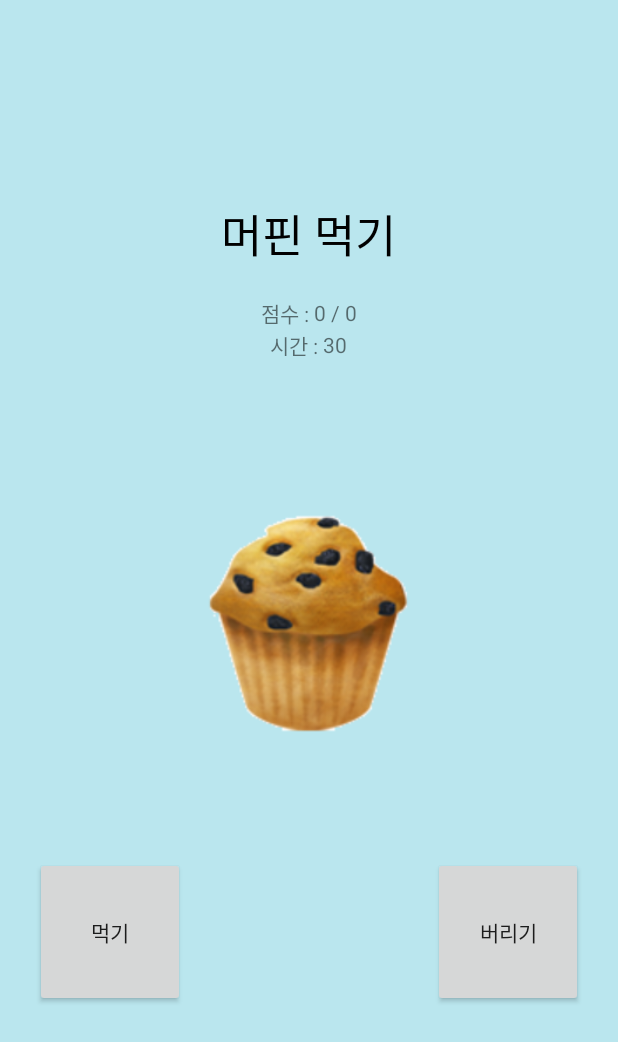
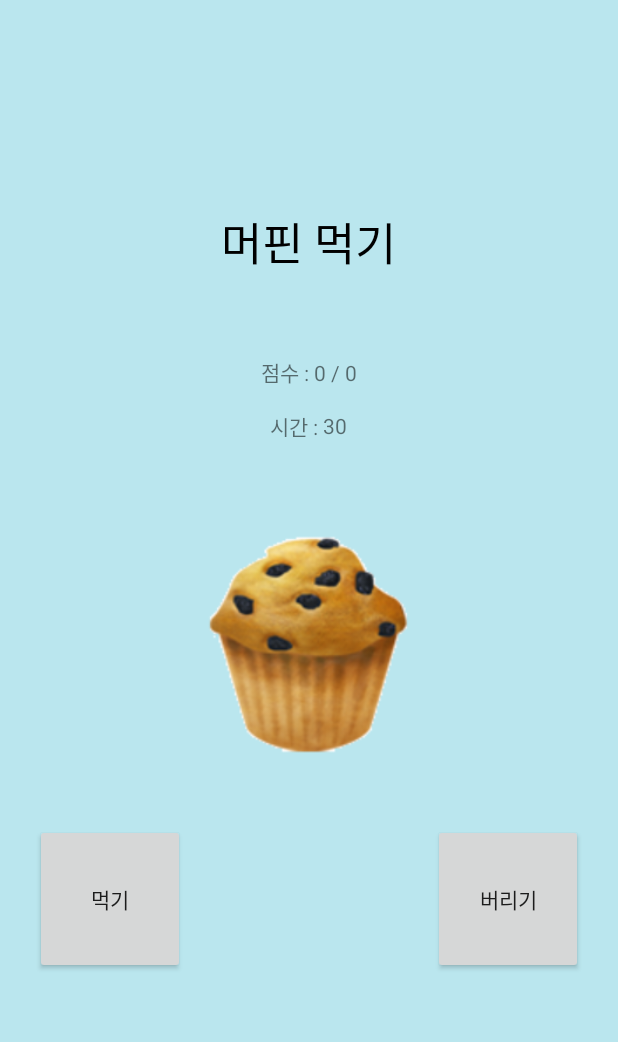
Before and after one commit to JuHyeon-Lee/MiniGame, an Android app: the Muffin screen opened directly, with no data from a screen before it, on a phone screen of 412 x 824 dp. Shown: the top 1042 px of the screen. Run offline under Robolectric (Android 15) with nearby library versions, the phone set to English and light mode, and no system bars; 1 statement that could not run was skipped.

Commit message:
Complete Dudogi_anim

```diff
--- /dev/null
+++ b/app/src/main/res/anim/disappear.xml
@@ -0,0 +1,15 @@
+<?xml version="1.0" encoding="utf-8"?>
+<set xmlns:android="http://schemas.android.com/apk/res/android"
+    android:fillEnabled="true"
+    android:fillAfter="true" >
+
+    <scale
+        android:fromXScale="2.0"
+        android:toXScale="0.0"
+        android:fromYScale="2.0"
+        android:toYScale="0.0"
+        android:pivotX="50%"
+        android:pivotY="50%"
+        android:duration="1000"/>
+
+</set>
--- /dev/null
+++ b/app/src/main/res/anim/size_down.xml
@@ -0,0 +1,15 @@
+<?xml version="1.0" encoding="utf-8"?>
+<set xmlns:android="http://schemas.android.com/apk/res/android"
+    android:fillEnabled="true"
+    android:fillAfter="true" >
+
+    <scale
+        android:fromXScale="2.5"
+        android:toXScale="1.0"
+        android:fromYScale="2.5"
+        android:toYScale="1.0"
+        android:pivotX="50%"
+        android:pivotY="50%"
+        android:duration="100"/>
+
+</set>
--- a/app/src/main/res/layout/layout_games.xml
+++ b/app/src/main/res/layout/layout_games.xml
@@ -11,7 +11,7 @@
         android:layout_width="match_parent"
         android:layout_height="wrap_content"
         app:srcCompat="@drawable/gameselect"
-        android:id="@+id/imageView" />
+        android:id="@+id/icon_select" />
 
     <GridLayout
         android:layout_width="wrap_content"
--- a/app/src/main/res/layout/layout_muffin.xml
+++ b/app/src/main/res/layout/layout_muffin.xml
@@ -12,6 +12,7 @@
         android:layout_height="wrap_content"
         android:textColor="#000000"
         android:textSize="30sp"
+        android:layout_marginBottom="20dp"
         android:id="@+id/title_muffin" />
 
     <TableLayout
@@ -26,10 +27,10 @@
             <TextView
                 android:text="플레이어"
                 android:layout_width="wrap_content"
-                android:layout_height="wrap_content"
                 android:id="@+id/name_muffin"
                 android:layout_span="20"
-                android:gravity="center"/>
+                android:gravity="center"
+                android:layout_height="wrap_content" />
         </TableRow>
 
         <TableRow
@@ -40,8 +41,9 @@
             <TextView
                 android:text="점수 : "
                 android:layout_width="wrap_content"
-                android:layout_height="wrap_content"
-                android:id="@+id/textView12" />
+                android:gravity="center"
+                android:id="@+id/textView12"
+                android:layout_height="50dp" />
 
             <TextView
                 android:text="0"
@@ -86,8 +88,8 @@
 
     <TextView
         android:layout_width="match_parent"
-        android:layout_height="100dp"
-        android:id="@+id/textView13" />
+        android:id="@+id/textView13"
+        android:layout_height="60dp" />
 
     <FrameLayout
         android:layout_width="wrap_content"
@@ -108,7 +110,7 @@
 
     <RelativeLayout
         android:layout_width="match_parent"
-        android:layout_height="200dp">
+        android:layout_height="180dp">
 
         <Button
             android:text="먹기"
@@ -118,7 +120,7 @@
             android:layout_alignParentStart="true"
             android:layout_marginLeft="23dp"
             android:layout_marginStart="23dp"
-            android:layout_marginBottom="19dp"
+            android:layout_marginBottom="35dp"
             android:id="@+id/eat_muffin"
             android:layout_width="100dp" />
 
```
Also changed, not shown: app/src/main/java/com/example/minigame/Dudogi.java (+91 -0 lines), app/src/main/java/com/example/minigame/GameSelect.java (+7 -0 lines), app/src/main/java/com/example/minigame/MainActivity.java (+7 -0 lines), app/src/main/java/com/example/minigame/Muffin.java (+15 -0 lines), app/src/main/res/anim/floating.xml (added, +22 -0 lines), app/src/main/res/anim/hammer_left.xml (added, +26 -0 lines), app/src/main/res/anim/hammer_right.xml (added, +26 -0 lines), app/src/main/res/layout/layout_dudogi.xml (+118 -0 lines).
